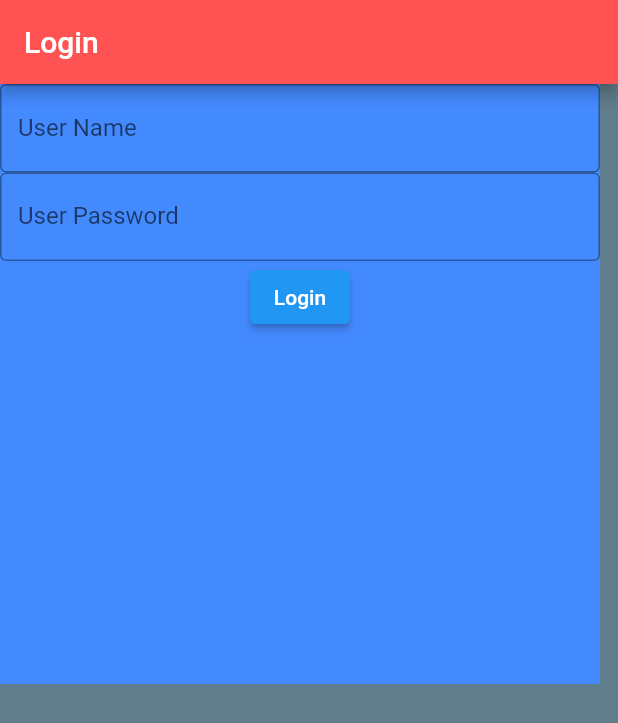
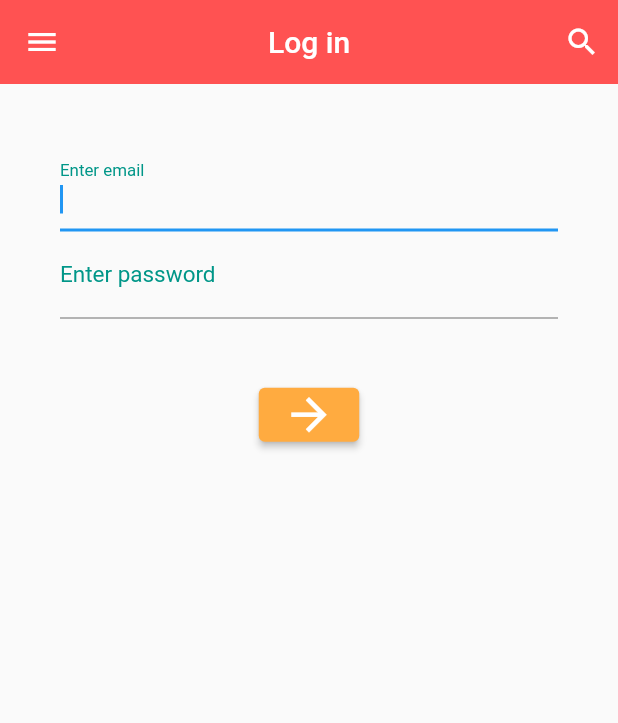
Before and after one commit to mjshin97/Flutter, a Flutter app: the screen it shows after launch, on a phone screen of 412 x 824 dp. Shown: the top 723 px of the screen. Run offline on Flutter 3.47's test engine with Material 2 defaults, Android fonts, the phone set to English and light mode, and no system bars; our stand-ins replace firebase_auth, firebase_core, sqflite; accounts and stored records are empty.

Commit message:
eighth commit

```diff
--- a/lib/main.dart
+++ b/lib/main.dart
@@ -4,92 +4,142 @@ import 'package:firebase_core/firebase_core.dart';
 import 'firebase_options.dart';
 FirebaseAuth auth = FirebaseAuth.instance;
 
-void main() async{
-
-  WidgetsFlutterBinding.ensureInitialized();
-  // await Firebase.initializeApp(
-  //   options: DefaultFirebaseOptions.currentPlatform,
-  // );
-  runApp(const MyApp());
-  }
+void main() => runApp(MyApp());
 
 class MyApp extends StatelessWidget {
-  const MyApp({Key? key}) : super(key: key);
   @override
   Widget build(BuildContext context) {
     return MaterialApp(
-      home: Scaffold(
-        backgroundColor: Colors.blueGrey,
+      debugShowCheckedModeBanner: false,
+      title: 'Login',
+      home: LogIn(),
+    );
+  }
+}
+
+class LogIn extends StatefulWidget {
+  @override
+  State<LogIn> createState() => _LogInState();
+}
+
+class _LogInState extends State<LogIn> {
+  TextEditingController controller = TextEditingController();
+  TextEditingController controller2 = TextEditingController();
+
+  @override
+  Widget build(BuildContext context) {
+    return Scaffold(
       appBar: AppBar(
+        title: Text('Log in'),
+        elevation: 0.0,
         backgroundColor: Colors.redAccent,
-          title: Text(
-              "Login"
+        centerTitle: true,
+        leading: IconButton(icon: Icon(Icons.menu), onPressed: () {}),
+        actions: <Widget>[
+          IconButton(icon: Icon(Icons.search), onPressed: () {})
+        ],
+      ),
+      // email, password 입력하는 부분을 제외한 화면을 탭하면, 키보드 사라지게 GestureDetector 사용
+      body: GestureDetector(
+        onTap: () {
+          FocusScope.of(context).unfocus();
+        },
+        child: SingleChildScrollView(
+          child: Column(
+            children: [
+              // Padding(padding: EdgeInsets.only(top: 50)),
+              // Center(
+              //   child: Image(
+              //     image: AssetImage('image/munji.png'),
+              //     width: 170.0,
+              //   ),
+              // ),
+              Form(
+                  child: Theme(
+                    data: ThemeData(
+                        primaryColor: Colors.grey,
+                        inputDecorationTheme: InputDecorationTheme(
+                            labelStyle: TextStyle(color: Colors.teal, fontSize: 15.0))),
+                    child: Container(
+                        padding: EdgeInsets.all(40.0),
+                        child: Builder(builder: (context) {
+                          return Column(
+                            children: [
+                              TextField(
+                                controller: controller,
+                                autofocus: true,
+                                decoration: InputDecoration(labelText: 'Enter email'),
+                                keyboardType: TextInputType.emailAddress,
+                              ),
+                              TextField(
+                                controller: controller2,
+                                decoration:
+                                InputDecoration(labelText: 'Enter password'),
+                                keyboardType: TextInputType.text,
+                                obscureText: true, // 비밀번호 안보이도록 하는 것
+                              ),
+                              SizedBox(
+                                height: 40.0,
+                              ),
+                              ButtonTheme(
+                                  minWidth: 100.0,
+                                  height: 50.0,
+                                  child: ElevatedButton(
+                                    onPressed: () {
+                                      if (controller.text == 'mei@hello.com' &&
+                                          controller2.text == '1234') {
+                                        Navigator.push(
+                                            context,
+                                            MaterialPageRoute(
+                                                builder: (BuildContext context) =>
+                                                    NextPage()));
+                                      }
+                                      else if (controller.text == 'mei@hello.com' && controller2.text != '1234') {
+                                        showSnackBar(context, Text('Wrong password'));
+                                      }
+                                      else if (controller.text != 'mei@hello.com' && controller2.text == '1234') {
+                                        showSnackBar(context, Text('Wrong email'));
+                                      }
+                                      else {
+                                        showSnackBar(context, Text('Check your info again'));
+                                      }
+                                    },
+                                    child: Icon(
+                                      Icons.arrow_forward,
+                                      color: Colors.white,
+                                      size: 35.0,
+                                    ),
+                                    style: ElevatedButton.styleFrom(
+                                        backgroundColor: Colors.orangeAccent),
+                                  ))
+                            ],
+                          );
+                        })),
+                  ))
+            ],
           ),
         ),
-
-        body: Container(
-            color: Colors.blueAccent,
-
-            height: 400,
-            width:  400,
-
-            child : Column(
-                children:[
-                  TextField(
-                    decoration: InputDecoration(
-                        border: OutlineInputBorder(),
-                        labelText: 'User Name',
-                        hintText: 'ID please'
       ),
-                  ),
-
-                  TextField(
-                    obscureText: true,
-                    decoration: InputDecoration(
-                        border: OutlineInputBorder(),
-                        labelText: 'User Password'
-                    ),
-                  ),
-
-                  ElevatedButton(
-
-                      onPressed: () async {
-
-                        /////로그인 로직 구현중(입력 파라미터를 받아서 검사)
-                        try {
-                          final credential = await FirebaseAuth.instance.signInWithEmailAndPassword(
-                              email: "mjshin97@naver.com" ,
-                              password: "111111"
     );
-                        } on FirebaseAuthException catch (e) {
-                          if (e.code == 'user-not-found') {
-                            print('No user found for that email.');
-                          } else if (e.code == 'wrong-password') {
-                            print('Wrong password provided for that user.');
   }
 }
-                        /////
 
-                      },
-
-
-                      child: Text('Login'),
-                  )
-
-                  // ElevatedButton(
-                  //   onPressed: null,
-                  //   child: Text('Login'),
-                  // )
-
-                ]
-
-            )
-
-        ),
-
-      ),
-
+void showSnackBar(BuildContext context, Text text) {
+  final snackBar = SnackBar(
+    content: text,
+    backgroundColor: Color.fromARGB(255, 112, 48, 48),
   );
 
+// Find the ScaffoldMessenger in the widget tree
+// and use it to show a SnackBar.
+  ScaffoldMessenger.of(context).showSnackBar(snackBar);
+}
+
+class NextPage extends StatelessWidget {
+  const NextPage({Key? key}) : super(key: key);
+
+  @override
+  Widget build(BuildContext context) {
+    return Container();
   }
 }
```
Lines whose indentation alone changed are shown as unchanged.
